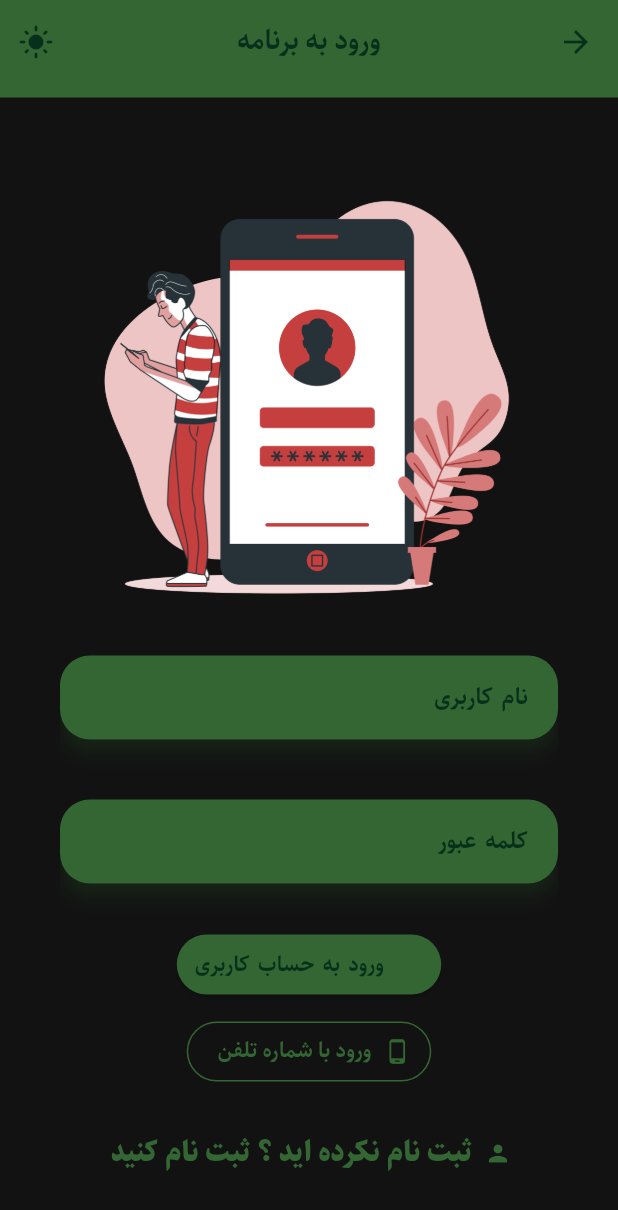
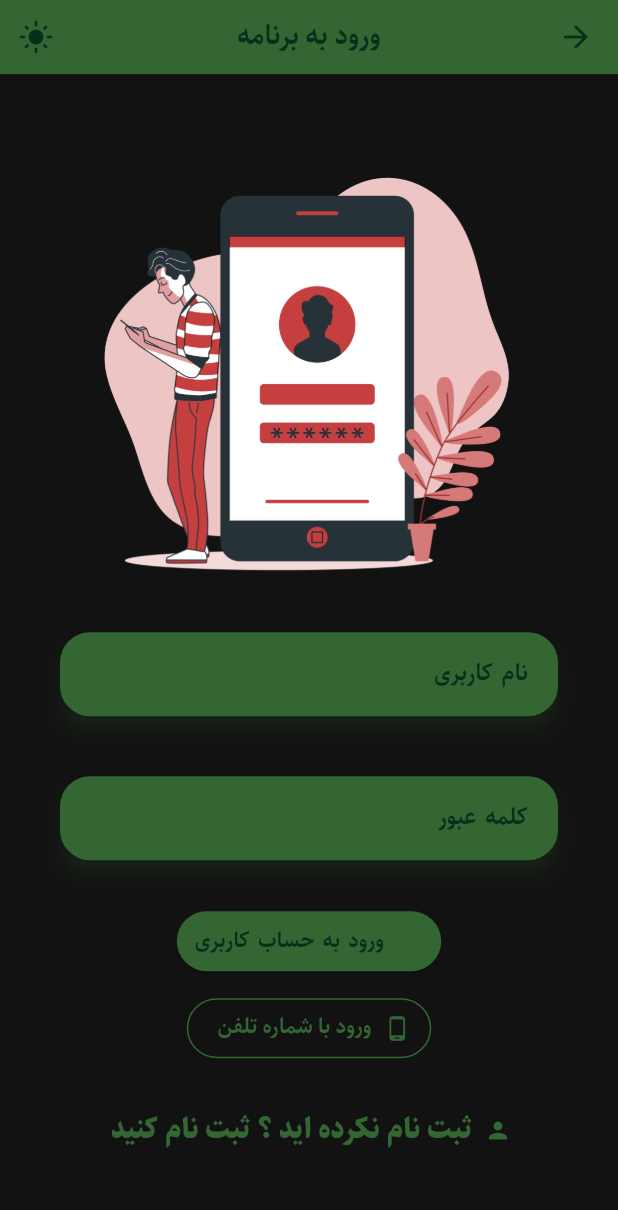
Before and after one commit to iam-hosseindarvishi/sell_pro, a Flutter app: the screen it shows after launch, after a tap on "ورود به حساب کاربری", on a phone screen of 412 x 824 dp. Shown: the top 1210 px of the screen. Run offline on Flutter 3.47's test engine with Material 3 defaults, Android fonts, the phone set to English and light mode, and no system bars; our stand-ins replace flutter_riverpod, hexcolor, image_picker.

Commit message:
fix : fix appbar height

```diff
--- a/lib/src/features/auth/presentation/screens/login_page.dart
+++ b/lib/src/features/auth/presentation/screens/login_page.dart
@@ -13,6 +13,7 @@ class LoginPage extends StatelessWidget {
         textDirection: TextDirection.rtl,
         child: Scaffold(
           appBar: AppAppbar(
+            context: context,
             title: const Text(
               "ورود به برنامه",
               style:
--- a/lib/src/features/auth/presentation/screens/register_page.dart
+++ b/lib/src/features/auth/presentation/screens/register_page.dart
@@ -14,6 +14,7 @@ class RegisterPage extends StatelessWidget {
           textDirection: TextDirection.rtl,
           child: Scaffold(
             appBar: AppAppbar(
+              context: context,
               title: const Text(
                 "ایجاد حساب کاربری",
                 style:
--- a/lib/src/features/home/presentation/screens/home.dart
+++ b/lib/src/features/home/presentation/screens/home.dart
@@ -1,6 +1,6 @@
 import 'package:flutter/material.dart';
 import 'package:flutter_riverpod/flutter_riverpod.dart';
-import 'package:sell_pro/src/features/home/data/datasources/temp_nav_items.dart';
+import 'package:sell_pro/src/features/home/data/datasources/bottom_nav_pages.dart';
 import 'package:sell_pro/src/features/home/presentation/providers/bottom_navigation_state_provider.dart';
 import 'package:sell_pro/src/features/home/presentation/widgets/bottom_navigation_bar.dart';
 import 'package:sell_pro/src/features/home/presentation/widgets/home_drawer.dart';
@@ -21,11 +21,12 @@ class Home extends ConsumerWidget {
         child: Scaffold(
           drawer: const HomeDrawer(),
           appBar: AppAppbar(
+            context: context,
             leading: const OpenDrawer(),
             title: const Text("کاربر مهمان"),
             actions: const [ThemeToggler(), NotificationAppbarButton()],
           ),
-          body: bodies[indexBottomNavbar],
+          body: pages[indexBottomNavbar],
           bottomNavigationBar: const HomeBottomNavitaionBar(),
         ),
       ),
--- a/lib/src/features/splash/presentation/screens/splash_screen_page.dart
+++ b/lib/src/features/splash/presentation/screens/splash_screen_page.dart
@@ -15,6 +15,7 @@ class SplashScreenPage extends StatelessWidget {
         textDirection: TextDirection.rtl,
         child: Scaffold(
           appBar: AppAppbar(
+            context: context,
             title: const Text(
               "شروع",
               style:
--- a/lib/src/shared/widgets/app_appbar.dart
+++ b/lib/src/shared/widgets/app_appbar.dart
@@ -5,8 +5,10 @@ class AppAppbar extends StatelessWidget implements PreferredSizeWidget {
   Widget? leading;
   List<Widget>? actions;
   bool centerTitle;
+  final BuildContext context;
   AppAppbar(
       {super.key,
+      required this.context,
       this.title,
       this.leading,
       this.actions,
@@ -25,5 +27,6 @@ class AppAppbar extends StatelessWidget implements PreferredSizeWidget {
 
   @override
   // TODO: implement preferredSize
-  Size get preferredSize => const Size.fromHeight(65.0);
+  Size get preferredSize =>
+      Size.fromHeight(MediaQuery.sizeOf(context).height * 0.06);
 }
```
